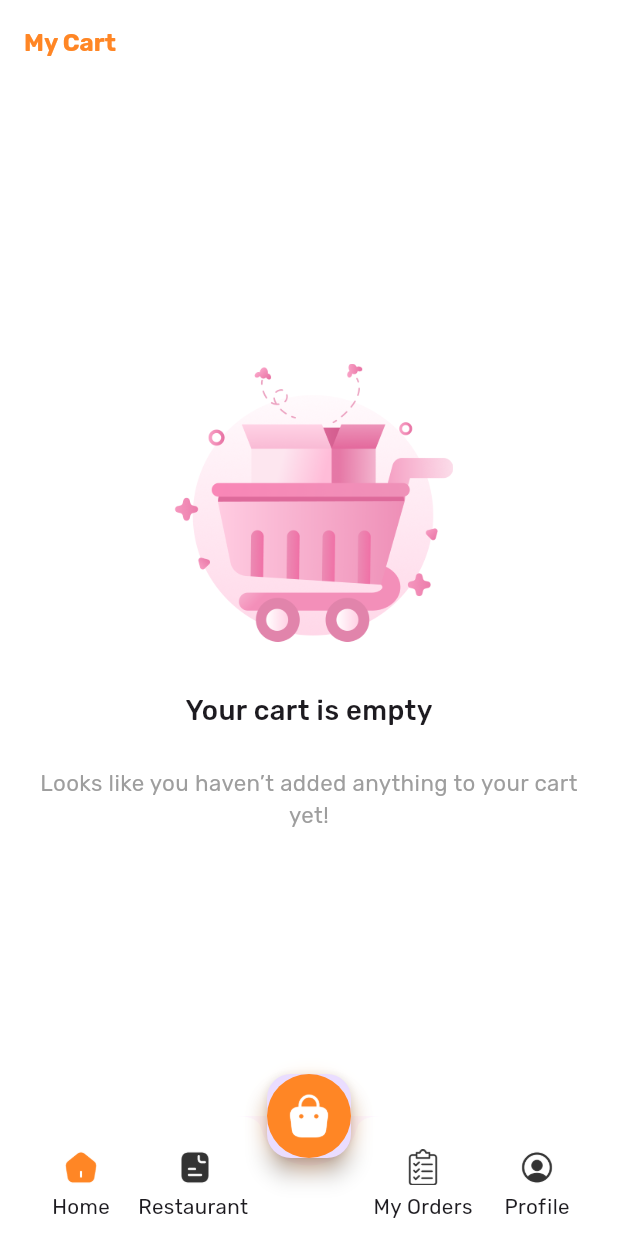
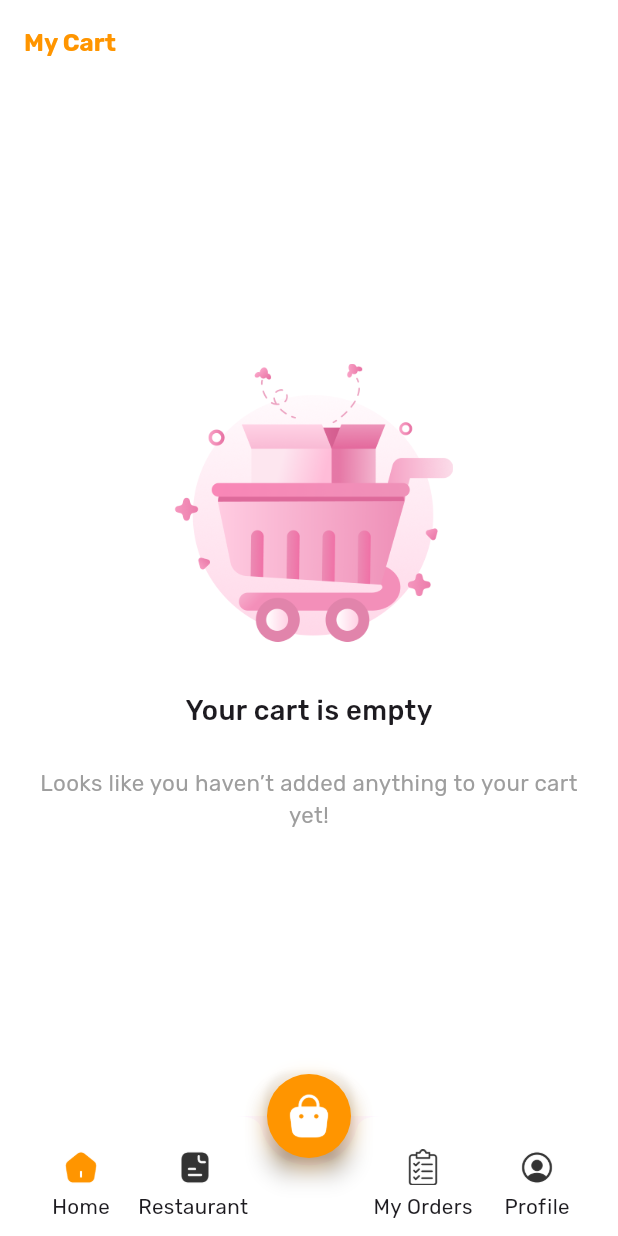
Before and after one commit to barakhubs/jinah-app, a Flutter app: the screen it shows after launch, swiped to page 3, on a phone screen of 412 x 824 dp. Run offline on Flutter 3.47's test engine with Material 3 defaults, Android fonts, the phone set to English and light mode, and no system bars; our stand-ins replace cached_network_image, carousel_slider, dropdown_button2, easy_stepper, expandable, firebase_core and 18 more; missing offline and left inert: flutter_inappwebview, map_launcher, onesignal_flutter; accounts and stored records are empty; network calls fail; project files that could hold a hidden picture were left out.

Commit message:
changed coor paletes and logos

```diff
--- a/lib/app/modules/cart/controllers/cart_controller.dart
+++ b/lib/app/modules/cart/controllers/cart_controller.dart
@@ -339,7 +339,7 @@ class CartController extends GetxController {
       deliveryCharge = 3500 + deliveryCharge;
     } else {
       deliveryCharge =
-          (3500 + ((roundedKilometer - 3) * 1000)) + deliveryCharge;
+          (3500 + ((roundedKilometer - 3) * 500)) + deliveryCharge;
     }
 
     if (orderTypeIndex == 0) {
--- a/lib/app/modules/dashboard/views/dashboard_view.dart
+++ b/lib/app/modules/dashboard/views/dashboard_view.dart
@@ -106,6 +106,7 @@ class _DashboardScreenState extends State<DashboardView> {
             onPressed: () {
               _setPage(2);
             },
+            backgroundColor: Colors.transparent, // Set background color to transparent
             child: GetBuilder<CartController>(
               builder: (cartController) => Stack(
                 children: [
--- a/lib/util/constant.dart
+++ b/lib/util/constant.dart
@@ -3,9 +3,9 @@
 import 'package:flutter/cupertino.dart';
 
 class AppColor {
-  static const Color primaryColor = Color(0xffff8625);
+  static const Color primaryColor = Color(0xFFFF9500);
   static const Color primaryBackgroundColor = Color(0xffFFFBFB);
-  static const Color loginButtonColor = Color(0xffff8625);
+  static const Color loginButtonColor = Color(0xFFFF9500);
   static const Color fontColor = Color(0xff1F1F39);
   static const Color dividerColor = Color(0xffEFF0F6);
   static const Color textSignupColor = Color(0xff6E7191);
@@ -15,25 +15,25 @@ class AppColor {
   static const Color activeTxtColor = Color(0xff008BBA);
   static const Color activeTxtBorderColor = Color(0xff6FF8A6);
   static const Color deleveryColor = Color(0xffBDEFFF);
-  static const Color redColor = Color(0xffff8625);
-  static const Color deleteBtnColor = Color(0xffff8625);
+  static const Color redColor = Color(0xFFFF9500);
+  static const Color deleteBtnColor = Color(0xFFFF9500);
   static const Color searchBarbg = Color(0xffF7F7FC);
   static const Color viewAllbg = Color(0xffFFEDF4);
   static const Color itembg = Color(0xffEFF0F6);
   static const Color delivaryActive = Color(0xff008BBA);
   static const Color delivaryInactive = Color(0xffBDEFFF);
   static const Color green = Color(0xff1AB759);
-  static const Color yellow = Color(0xffFFDB1F);
+  static const Color yellow = Color(0xFFFFD000);
   static const Color gray = Color(0xff6E7191);
   static const Color bgColor = Color(0xffF7F7FC);
   static const Color darkGray = Color(0xff1F1F39);
   static const Color blueTransparent = Color(0xffD6F5FF);
   static const Color blueTextColor = Color(0xff00749B);
-  static const Color warning = Color(0xffF6A609);
+  static const Color warning = Color(0xFFFFB700);
   static const Color success = Color(0xff2AC769);
-  static const Color error = Color(0xffff8625);
+  static const Color error = Color(0xFFFF9500);
   static const Color pending = Color(0xffFFEEC6);
-  static const Color pendingText = Color(0xffF6A609);
+  static const Color pendingText = Color(0xFFFFB700);
   static const Color preparing = Color(0xffE1FFED);
   static const Color preparingText = Color(0xff2AC769);
   static const Color ontheway = Color(0xffBDEFFF);
--- a/pubspec.yaml
+++ b/pubspec.yaml
@@ -1,5 +1,5 @@
 name: jinahfoods
-version: 1.0.0
+version: 1.0.2
 publish_to: none
 description: Fast and Affordable Food Delivery
 environment:
```
Also changed, not shown: assets/images/Color Pallet.png (added), assets/images/New Logo 2.png (added), assets/images/New Logo Black 2.png (added), assets/images/New Logo White 2.png (added), assets/images/app_logo.png, assets/images/logo.png, assets/images/splash_logo.png, 27 other files.
